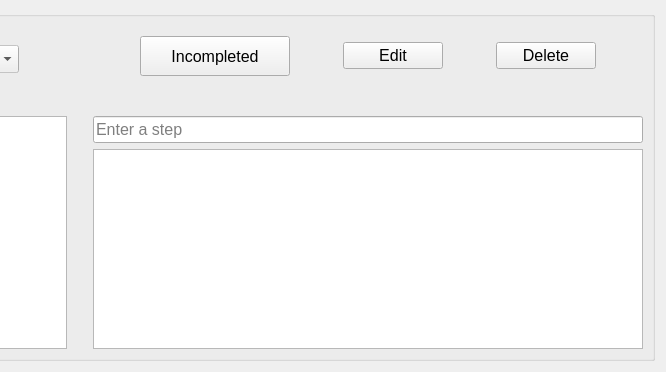
This is App/taskWidget.ui in BadrGello/Task-Management-App as Qt 5 draws it before an edit; both pictures show x 464 to 1130 and y 0 to 372 of the 1130 by 372 pixel window. The edited form follows.
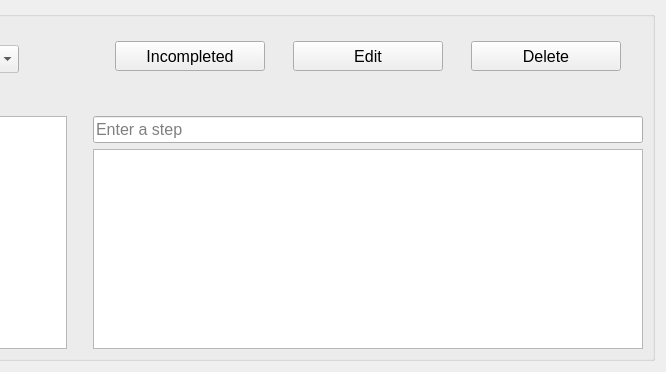
This is the edited form.

```diff
--- a/App/taskWidget.ui
+++ b/App/taskWidget.ui
@@ -44,10 +44,16 @@
        <layout class="QHBoxLayout" name="horizontalLayout_2">
         <item>
          <widget class="QToolButton" name="taskCompletetoolButton">
+          <property name="minimumSize">
+           <size>
+            <width>150</width>
+            <height>30</height>
+           </size>
+          </property>
           <property name="maximumSize">
            <size>
             <width>150</width>
-            <height>40</height>
+            <height>30</height>
            </size>
           </property>
           <property name="cursor">
@@ -60,10 +66,16 @@
         </item>
         <item>
          <widget class="QPushButton" name="taskEditPushButton">
+          <property name="minimumSize">
+           <size>
+            <width>150</width>
+            <height>30</height>
+           </size>
+          </property>
           <property name="maximumSize">
            <size>
-            <width>100</width>
-            <height>16777215</height>
+            <width>150</width>
+            <height>30</height>
            </size>
           </property>
           <property name="cursor">
@@ -76,10 +88,16 @@
         </item>
         <item>
          <widget class="QPushButton" name="taskDeletePushButton">
+          <property name="minimumSize">
+           <size>
+            <width>150</width>
+            <height>30</height>
+           </size>
+          </property>
           <property name="maximumSize">
            <size>
-            <width>100</width>
-            <height>16777215</height>
+            <width>150</width>
+            <height>30</height>
            </size>
           </property>
           <property name="cursor">
```
